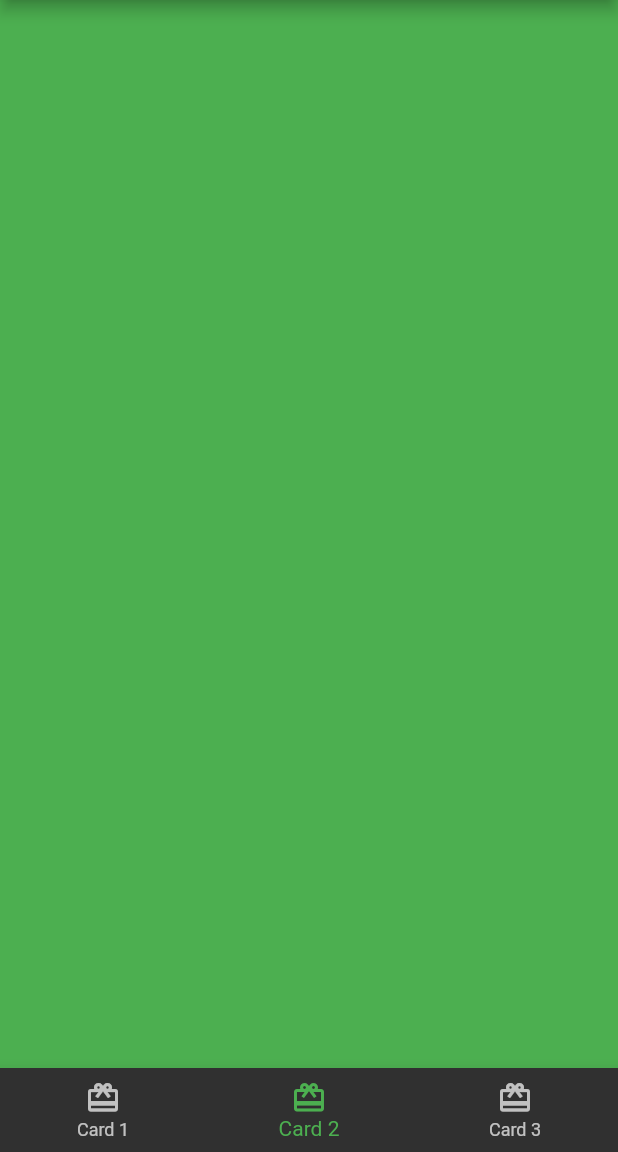
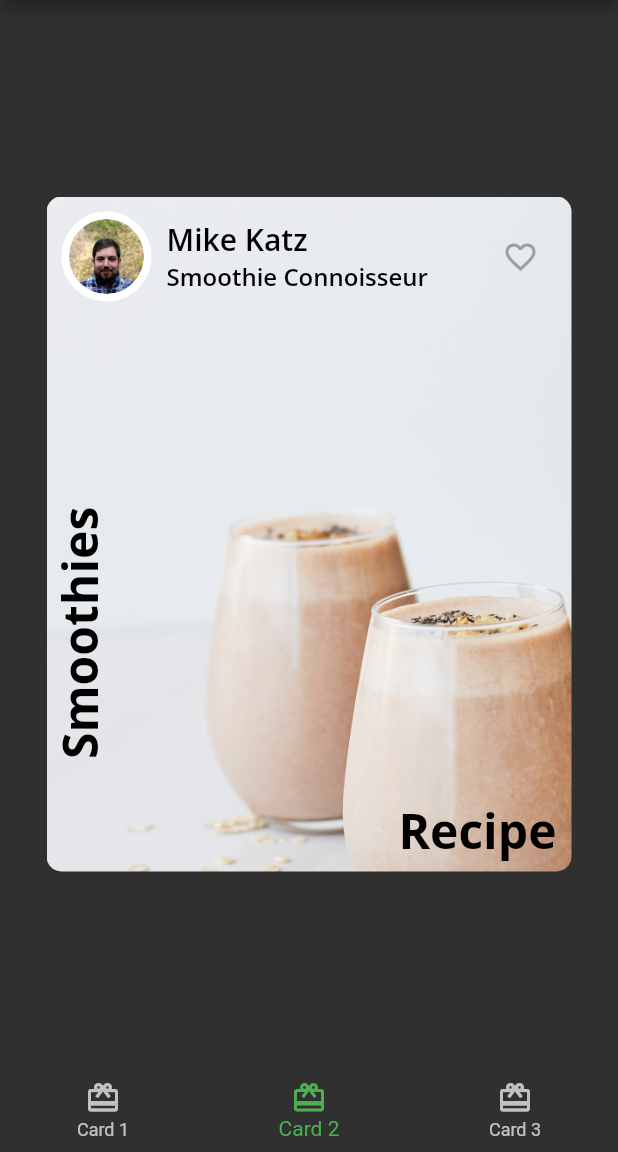
Before and after one commit to OmarNunezG/desarrollo-mobile, a Flutter app: the screen it shows after launch, item 2 of the bottom bar chosen, on a phone screen of 412 x 824 dp, the part 84-1236 px from its top. Run offline on Flutter 3.47's test engine with Material 2 defaults, Android fonts, the phone set to English and light mode, and no system bars; our stand-ins replace google_fonts; generated files the repository leaves out were written again.

Commit message:
Added card 2 on lab_2

```diff
--- /dev/null
+++ b/lab_2/lib/author_card.dart
@@ -0,0 +1,48 @@
+import 'package:flutter/material.dart';
+
+import 'circle_image.dart';
+import 'food_theme.dart';
+
+class AuthorCard extends StatelessWidget {
+  const AuthorCard({super.key});
+
+  @override
+  Widget build(BuildContext context) {
+    return Padding(
+      padding: const EdgeInsets.all(10),
+      child: Row(
+        mainAxisAlignment: MainAxisAlignment.spaceBetween,
+        children: [
+          Row(
+            children: [
+              const Padding(
+                padding: EdgeInsets.only(right: 10),
+                child: CircleImage(),
+              ),
+              Column(
+                crossAxisAlignment: CrossAxisAlignment.start,
+                children: [
+                  Text(
+                    "Mike Katz",
+                    style: FoodTheme.lightTextTheme.titleLarge,
+                  ),
+                  Text(
+                    "Smoothie Connoisseur",
+                    style: FoodTheme.lightTextTheme.displaySmall,
+                  ),
+                ],
+              ),
+            ],
+          ),
+          IconButton(
+            onPressed: () {},
+            icon: const Icon(
+              Icons.favorite_border,
+              color: Colors.grey,
+            ),
+          ),
+        ],
+      ),
+    );
+  }
+}
--- /dev/null
+++ b/lab_2/lib/card.dart
@@ -0,0 +1,39 @@
+import 'package:flutter/material.dart';
+
+class DisplayCard extends StatelessWidget {
+  final Widget _child;
+
+  final EdgeInsetsGeometry? _padding;
+
+  final String _image;
+
+  const DisplayCard({
+    super.key,
+    required Widget child,
+    required String image,
+    EdgeInsetsGeometry? padding,
+  })  : _child = child,
+        _image = image,
+        _padding = padding;
+
+  @override
+  Widget build(BuildContext context) {
+    return Center(
+      child: Container(
+        constraints: const BoxConstraints.expand(
+          height: 450,
+          width: 350,
+        ),
+        decoration: BoxDecoration(
+          image: DecorationImage(
+            image: AssetImage('assets/images/$_image.png'),
+            fit: BoxFit.cover,
+          ),
+          borderRadius: BorderRadius.circular(10),
+        ),
+        padding: _padding,
+        child: _child,
+      ),
+    );
+  }
+}
--- a/lab_2/lib/card_1.dart
+++ b/lab_2/lib/card_1.dart
@@ -5,39 +5,23 @@ import 'food_theme.dart';
 class Card1 extends StatelessWidget {
   const Card1({super.key});
 
-  final String category = 'Editor\'s choice';
-  final String title = 'The Art of Dough';
-  final String description = 'Learn to make the perfect bread';
-  final String author = 'Jorge Pérez';
+  final String _category = 'Editor\'s choice';
+  final String _title = 'The Art of Dough';
+  final String _description = 'Learn to make the perfect bread';
+  final String _author = 'Jorge Pérez';
 
   @override
   Widget build(BuildContext context) {
-    return Center(
-      child: Container(
-        constraints: const BoxConstraints.expand(
-          height: 450,
-          width: 350,
-        ),
-        decoration: const BoxDecoration(
-          image: DecorationImage(
-            image: AssetImage(
-              'assets/images/mag1.png',
-            ),
-            fit: BoxFit.cover,
-          ),
-          borderRadius: BorderRadius.all(Radius.circular(10)),
-        ),
-        padding: const EdgeInsets.all(16),
-        child: Stack(
+    return Stack(
       children: [
         Text(
-              category,
+          _category,
           style: FoodTheme.darkTextTheme.bodyLarge,
         ),
         Positioned(
           top: 20,
           child: Text(
-                title,
+            _title,
             style: FoodTheme.darkTextTheme.displayLarge,
           ),
         ),
@@ -45,7 +29,7 @@ class Card1 extends StatelessWidget {
           bottom: 30,
           right: 0,
           child: Text(
-                description,
+            _description,
             style: FoodTheme.darkTextTheme.bodyLarge,
           ),
         ),
@@ -53,13 +37,11 @@ class Card1 extends StatelessWidget {
           bottom: 15,
           right: 0,
           child: Text(
-                author,
+            _author,
             style: FoodTheme.darkTextTheme.bodyLarge,
           ),
         ),
       ],
-        ),
-      ),
     );
   }
 }
--- /dev/null
+++ b/lab_2/lib/card_2.dart
@@ -0,0 +1,42 @@
+import 'package:flutter/material.dart';
+
+import 'author_card.dart';
+import 'food_theme.dart';
+
+class Card2 extends StatelessWidget {
+  const Card2({super.key});
+
+  @override
+  Widget build(BuildContext context) {
+    return Column(
+      crossAxisAlignment: CrossAxisAlignment.stretch,
+      children: [
+        const AuthorCard(),
+        Expanded(
+          child: Stack(
+            children: [
+              Positioned(
+                bottom: 75,
+                child: RotatedBox(
+                  quarterTurns: 3,
+                  child: Text(
+                    'Smoothies',
+                    style: FoodTheme.lightTextTheme.displayLarge,
+                  ),
+                ),
+              ),
+              Positioned(
+                right: 10,
+                bottom: 5,
+                child: Text(
+                  'Recipe',
+                  style: FoodTheme.lightTextTheme.displayLarge,
+                ),
+              ),
+            ],
+          ),
+        )
+      ],
+    );
+  }
+}
--- /dev/null
+++ b/lab_2/lib/circle_image.dart
@@ -0,0 +1,27 @@
+import 'package:flutter/material.dart';
+
+class CircleImage extends StatelessWidget {
+  const CircleImage({super.key});
+
+  @override
+  Widget build(BuildContext context) {
+    return Container(
+      margin: const EdgeInsets.all(5),
+      decoration: BoxDecoration(
+        border: Border.all(
+          color: Colors.white,
+          width: 5,
+          strokeAlign: BorderSide.strokeAlignOutside,
+        ),
+        borderRadius: const BorderRadius.all(Radius.circular(100)),
+        image: const DecorationImage(
+          image: AssetImage('assets/images/author_katz.jpeg'),
+        ),
+      ),
+      constraints: const BoxConstraints.expand(
+        height: 50,
+        width: 50,
+      ),
+    );
+  }
+}
--- a/lab_2/lib/home.dart
+++ b/lab_2/lib/home.dart
@@ -1,6 +1,8 @@
 import 'package:flutter/material.dart';
 
+import 'card.dart';
 import 'card_1.dart';
+import 'card_2.dart';
 
 class Home extends StatefulWidget {
   const Home({super.key});
@@ -13,9 +15,14 @@ class _HomeState extends State<Home> {
   int _selectedItem = 0;
 
   final List<Widget> _pages = [
-    Card1(),
-    Container(
-      color: Colors.green,
+    const DisplayCard(
+      image: 'mag1',
+      padding: EdgeInsets.all(10),
+      child: Card1(),
+    ),
+    const DisplayCard(
+      image: 'mag5',
+      child: Card2(),
     ),
     Container(
       color: Colors.blue,
```
Lines whose indentation alone changed are shown as unchanged.
